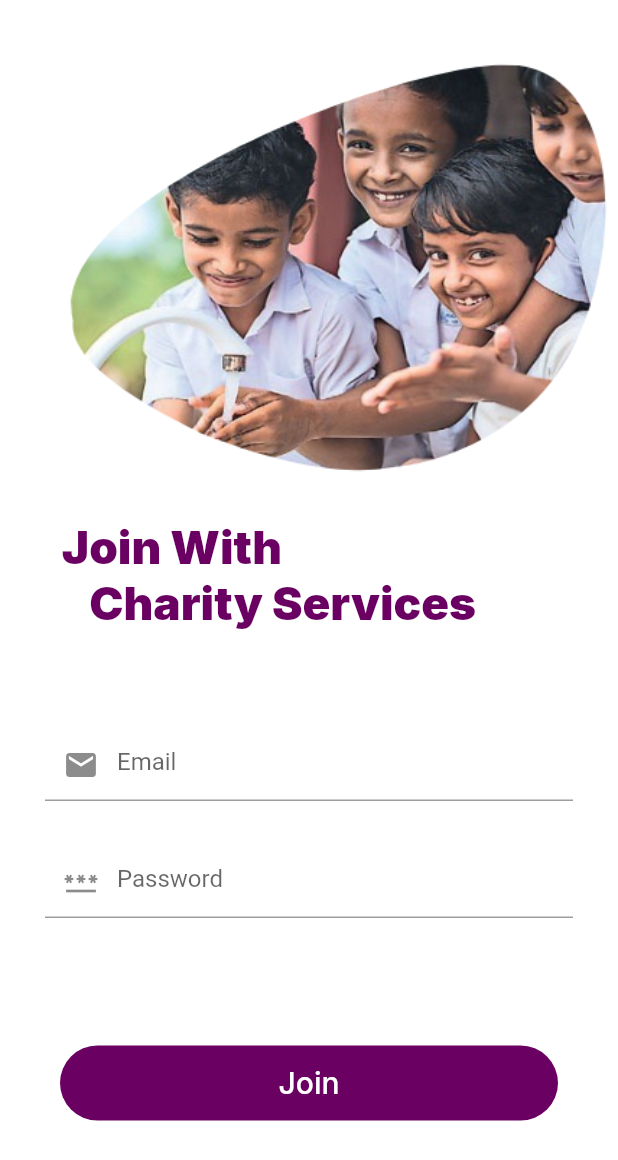
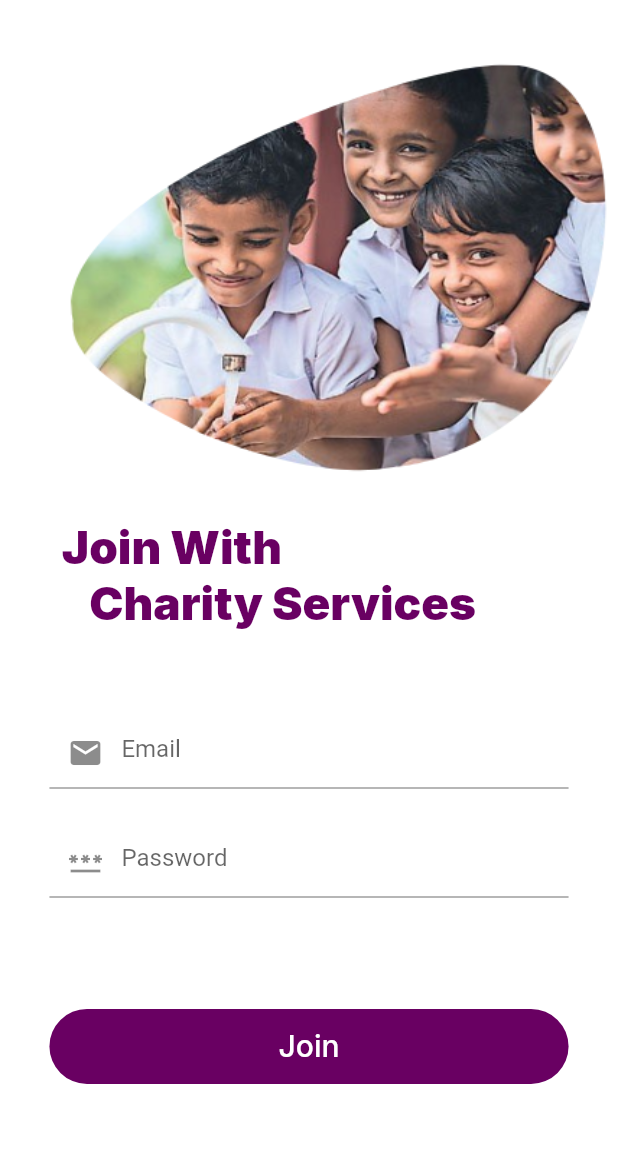
Before and after one commit to dilshanbeligala/Charity-App, a Flutter app: the SignIn screen opened directly, on a phone screen of 412 x 824 dp. Shown: the top 1160 px of the screen. Run offline on Flutter 3.47's test engine with Material 2 defaults, Android fonts, the light colour scheme and no system bars; our stand-ins replace carousel_slider, google_fonts; network calls fail.

Commit message:
solve responsive error

```diff
--- a/lib/screens/sign_in.dart
+++ b/lib/screens/sign_in.dart
@@ -37,13 +37,13 @@ class SignIn extends StatelessWidget {
                   ),
                 ),
                 SizedBox(
-                  height: screenHeight*0.08,
+                  height: screenHeight*0.07,
                 ),
                 Container(
                   child: Column(
                     children: [
                       Padding(
-                        padding: const EdgeInsets.only(left: 30, right: 30),
+                        padding: EdgeInsets.only(left: screenWidth*0.08, right: screenWidth*0.08),
                         child: Form(
                             child: Column(
                           children: [
@@ -55,7 +55,7 @@ class SignIn extends StatelessWidget {
                               ),
                             ),
                             SizedBox(
-                              height: 30,
+                              height: screenHeight*0.03,
                             ),
                             TextFormField(
                               decoration: InputDecoration(
@@ -71,10 +71,10 @@ class SignIn extends StatelessWidget {
                   ),
                 ),
                 SizedBox(
-                  height: 85,
+                  height: screenHeight*0.09,
                 ),
                 Padding(
-                  padding: const EdgeInsets.only(left: 40, right: 40),
+                  padding: EdgeInsets.only(left: screenWidth*0.08, right:screenWidth*0.08),
                   child: Container(
                     height: 50,
                     decoration: BoxDecoration(
```
Also changed, not shown: lib/screens/home_page.dart (+17 -12 lines).
